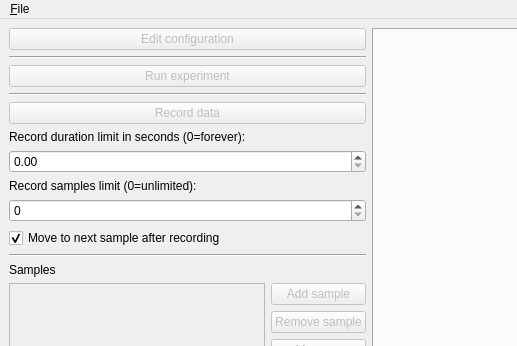
The window that res/ui/MainWindow.ui (Cardiff-CHFE/InstrumentControl) describes before a commit, drawn with Qt 5; both pictures show x 0 to 517 and y 0 to 346 of the 902 by 761 pixel window.
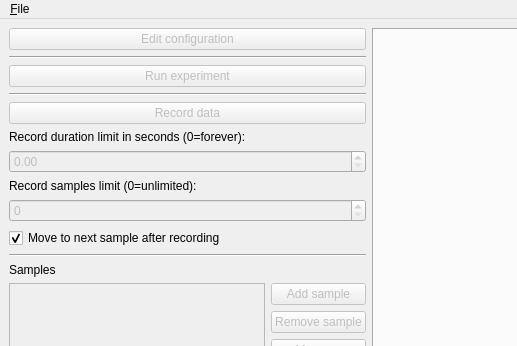
The same window after the commit.

What changed in the file:
```diff
--- a/res/ui/MainWindow.ui
+++ b/res/ui/MainWindow.ui
@@ -78,6 +78,9 @@
         </item>
         <item>
          <widget class="QDoubleSpinBox" name="recordDuration">
+          <property name="enabled">
+           <bool>false</bool>
+          </property>
           <property name="maximum">
            <double>10000000.000000000000000</double>
           </property>
@@ -93,7 +96,10 @@
         <item>
          <widget class="QSpinBox" name="recordSamples">
           <property name="enabled">
-           <bool>true</bool>
+           <bool>false</bool>
+          </property>
+          <property name="maximum">
+           <number>9999999</number>
           </property>
          </widget>
         </item>
```
